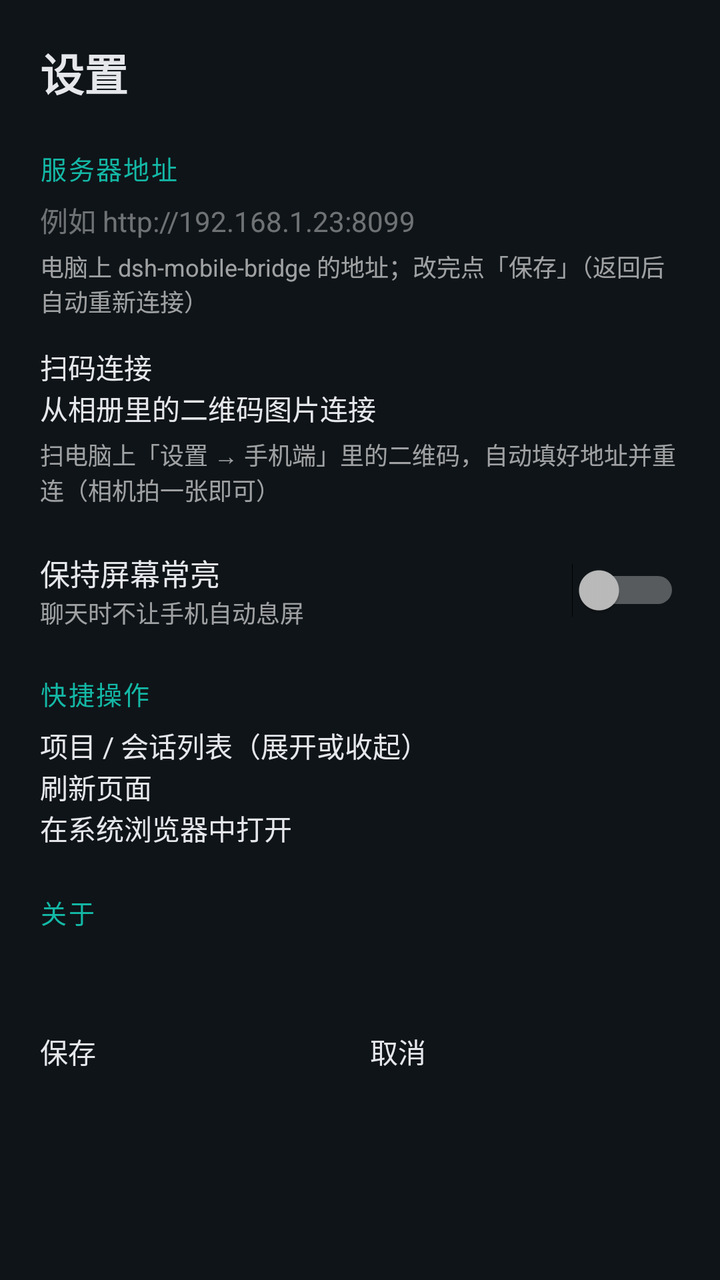
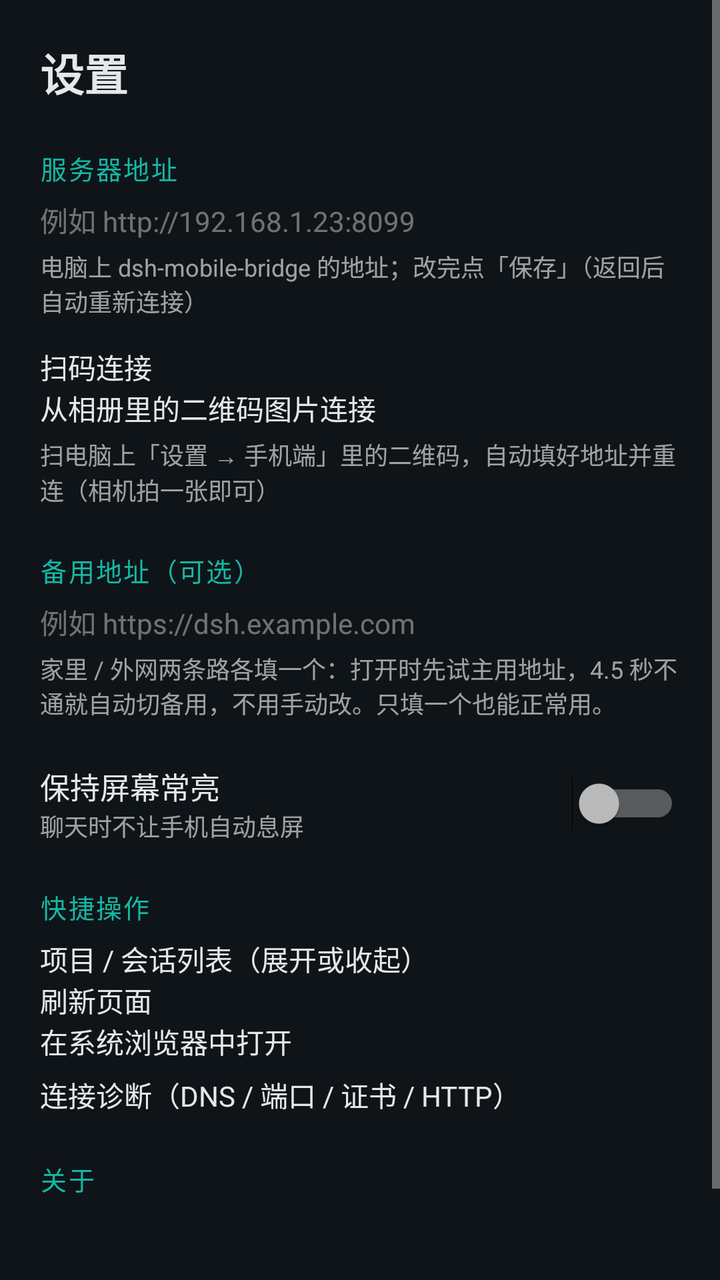

Two renders of the same Android screen: before a commit and after it. Below are the layout's source before the change and the commit's diff.
<!-- AndroidManifest.xml: application theme AppTheme -->
<!-- res/layout/activity_settings.xml -->
<?xml version="1.0" encoding="utf-8"?>
<ScrollView xmlns:android="http://schemas.android.com/apk/res/android"
    android:layout_width="match_parent"
    android:layout_height="match_parent"
    android:background="@color/bg"
    android:fillViewport="true">

    <LinearLayout
        android:layout_width="match_parent"
        android:layout_height="wrap_content"
        android:orientation="vertical"
        android:padding="20dp">

        <TextView
            android:layout_width="wrap_content"
            android:layout_height="wrap_content"
            android:text="@string/settings_title"
            android:textColor="@color/error_text"
            android:textSize="22sp"
            android:textStyle="bold" />

        
        <TextView
            style="@style/SettingsLabel"
            android:text="@string/settings_server" />

        <EditText
            android:id="@+id/edit_url"
            android:layout_width="match_parent"
            android:layout_height="wrap_content"
            android:hint="@string/settings_server_hint"
            android:inputType="textUri"
            android:singleLine="true"
            android:textColor="@color/error_text"
            android:textColorHint="#66FFFFFF" />

        <TextView
            android:layout_width="match_parent"
            android:layout_height="wrap_content"
            android:layout_marginTop="4dp"
            android:text="@string/settings_server_help"
            android:textColor="#99FFFFFF"
            android:textSize="12sp" />

        
        <Button
            android:id="@+id/btn_scan"
            android:layout_width="match_parent"
            android:layout_height="wrap_content"
            android:layout_marginTop="14dp"
            android:text="@string/settings_scan" />

        <Button
            android:id="@+id/btn_gallery"
            android:layout_width="match_parent"
            android:layout_height="wrap_content"
            android:text="@string/settings_gallery" />

        <TextView
            android:layout_width="match_parent"
            android:layout_height="wrap_content"
            android:layout_marginTop="4dp"
            android:text="@string/settings_scan_help"
            android:textColor="#99FFFFFF"
            android:textSize="12sp" />

        
        <LinearLayout
            android:layout_width="match_parent"
            android:layout_height="wrap_content"
            android:layout_marginTop="22dp"
            android:gravity="center_vertical"
            android:orientation="horizontal">

            <LinearLayout
                android:layout_width="0dp"
                android:layout_height="wrap_content"
                android:layout_weight="1"
                android:orientation="vertical">

                <TextView
                    android:layout_width="wrap_content"
                    android:layout_height="wrap_content"
                    android:text="@string/settings_keep_on"
                    android:textColor="@color/error_text"
                    android:textSize="15sp" />

                <TextView
                    android:layout_width="wrap_content"
                    android:layout_height="wrap_content"
                    android:text="@string/settings_keep_on_help"
                    android:textColor="#99FFFFFF"
                    android:textSize="12sp" />
            </LinearLayout>

            <Switch
                android:id="@+id/switch_keep_on"
                android:layout_width="wrap_content"
                android:layout_height="wrap_content" />
        </LinearLayout>

        
        <TextView
            style="@style/SettingsLabel"
            android:text="@string/settings_actions" />

        <Button
            android:id="@+id/btn_sidebar"
            android:layout_width="match_parent"
            android:layout_height="wrap_content"
            android:text="@string/settings_sidebar" />

        <Button
            android:id="@+id/btn_reload"
            android:layout_width="match_parent"
            android:layout_height="wrap_content"
            android:text="@string/settings_reload" />

        <Button
            android:id="@+id/btn_browser"
            android:layout_width="match_parent"
            android:layout_height="wrap_content"
            android:text="@string/settings_browser" />

        
        <TextView
            style="@style/SettingsLabel"
            android:text="@string/settings_about" />

        <TextView
            android:id="@+id/text_about"
            android:layout_width="match_parent"
            android:layout_height="wrap_content"
            android:lineSpacingExtra="3dp"
            android:textColor="#B3E5E7EB"
            android:textSize="13sp" />

        <LinearLayout
            android:layout_width="match_parent"
            android:layout_height="wrap_content"
            android:layout_marginTop="26dp"
            android:orientation="horizontal">

            <Button
                android:id="@+id/btn_save"
                android:layout_width="0dp"
                android:layout_height="wrap_content"
                android:layout_weight="1"
                android:text="@string/settings_save" />

            <Button
                android:id="@+id/btn_cancel"
                android:layout_width="0dp"
                android:layout_height="wrap_content"
                android:layout_marginStart="10dp"
                android:layout_weight="1"
                android:text="@string/settings_cancel" />
        </LinearLayout>
    </LinearLayout>
</ScrollView>
<!-- resources referenced by this layout -->
<resources>
  <color name="bg">#FF0F1418</color>
  <color name="error_text">#FFE5E7EB</color>
  <string name="settings_about">关于</string>
  <string name="settings_actions">快捷操作</string>
  <string name="settings_browser">在系统浏览器中打开</string>
  <string name="settings_cancel">取消</string>
  <string name="settings_gallery">从相册里的二维码图片连接</string>
  <string name="settings_keep_on">保持屏幕常亮</string>
  <string name="settings_keep_on_help">聊天时不让手机自动息屏</string>
  <string name="settings_reload">刷新页面</string>
  <string name="settings_save">保存</string>
  <string name="settings_scan">扫码连接</string>
  <string name="settings_scan_help">扫电脑上「设置 → 手机端」里的二维码，自动填好地址并重连（相机拍一张即可）</string>
  <string name="settings_server">服务器地址</string>
  <string name="settings_server_help">电脑上 dsh-mobile-bridge 的地址；改完点「保存」（返回后自动重新连接）</string>
  <string name="settings_server_hint">例如 http://192.168.1.23:8099</string>
  <string name="settings_sidebar">项目 / 会话列表（展开或收起）</string>
  <string name="settings_title">设置</string>
  <style name="SettingsLabel">
          <item name="android:layout_width">match_parent</item>
          <item name="android:layout_height">wrap_content</item>
          <item name="android:layout_marginTop">22dp</item>
          <item name="android:layout_marginBottom">6dp</item>
          <item name="android:textColor">@color/brand</item>
          <item name="android:textSize">13sp</item>
          <item name="android:letterSpacing">0.06</item>
      </style>
  <style name="AppTheme" parent="@android:style/Theme.Material.NoActionBar">
          <item name="android:windowBackground">@color/bg</item>
          <item name="android:colorPrimary">@color/brand</item>
          <item name="android:colorPrimaryDark">@color/bg</item>
          <item name="android:colorAccent">@color/brand</item>
          <item name="android:statusBarColor">@color/bg</item>
          <item name="android:navigationBarColor">@color/bg</item>
          <item name="android:textColorPrimary">@color/error_text</item>
      </style>
  <color name="brand">#FF14B8A6</color>
</resources>

<!-- the commit's change to res/layout/activity_settings.xml (unified diff, before → after) -->
@@ -65,6 +65,30 @@
             android:textSize="12sp" />
 
         
+        <TextView
+            style="@style/SettingsLabel"
+            android:layout_marginTop="22dp"
+            android:text="@string/settings_server_alt" />
+
+        <EditText
+            android:id="@+id/edit_url_alt"
+            android:layout_width="match_parent"
+            android:layout_height="wrap_content"
+            android:hint="@string/settings_server_alt_hint"
+            android:inputType="textUri"
+            android:singleLine="true"
+            android:textColor="@color/error_text"
+            android:textColorHint="#66FFFFFF" />
+
+        <TextView
+            android:layout_width="match_parent"
+            android:layout_height="wrap_content"
+            android:layout_marginTop="4dp"
+            android:text="@string/settings_server_alt_help"
+            android:textColor="#99FFFFFF"
+            android:textSize="12sp" />
+
+        
         <LinearLayout
             android:layout_width="match_parent"
             android:layout_height="wrap_content"
@@ -122,6 +146,13 @@
             android:layout_height="wrap_content"
             android:text="@string/settings_browser" />
 
+        <Button
+            android:id="@+id/btn_diag"
+            android:layout_width="match_parent"
+            android:layout_height="wrap_content"
+            android:layout_marginTop="6dp"
+            android:text="@string/settings_diag" />
+
         
         <TextView
             style="@style/SettingsLabel"
<!-- resource entries referenced after the edit -->
@@ -6,6 +6,7 @@
   <string name="settings_actions">快捷操作</string>
   <string name="settings_browser">在系统浏览器中打开</string>
   <string name="settings_cancel">取消</string>
+  <string name="settings_diag">连接诊断（DNS / 端口 / 证书 / HTTP）</string>
   <string name="settings_gallery">从相册里的二维码图片连接</string>
   <string name="settings_keep_on">保持屏幕常亮</string>
   <string name="settings_keep_on_help">聊天时不让手机自动息屏</string>
@@ -14,6 +15,9 @@
   <string name="settings_scan">扫码连接</string>
   <string name="settings_scan_help">扫电脑上「设置 → 手机端」里的二维码，自动填好地址并重连（相机拍一张即可）</string>
   <string name="settings_server">服务器地址</string>
+  <string name="settings_server_alt">备用地址（可选）</string>
+  <string name="settings_server_alt_help">家里 / 外网两条路各填一个：打开时先试主用地址，4.5 秒不通就自动切备用，不用手动改。只填一个也能正常用。</string>
+  <string name="settings_server_alt_hint">例如 https://dsh.example.com</string>
   <string name="settings_server_help">电脑上 dsh-mobile-bridge 的地址；改完点「保存」（返回后自动重新连接）</string>
   <string name="settings_server_hint">例如 http://192.168.1.23:8099</string>
   <string name="settings_sidebar">项目 / 会话列表（展开或收起）</string>
